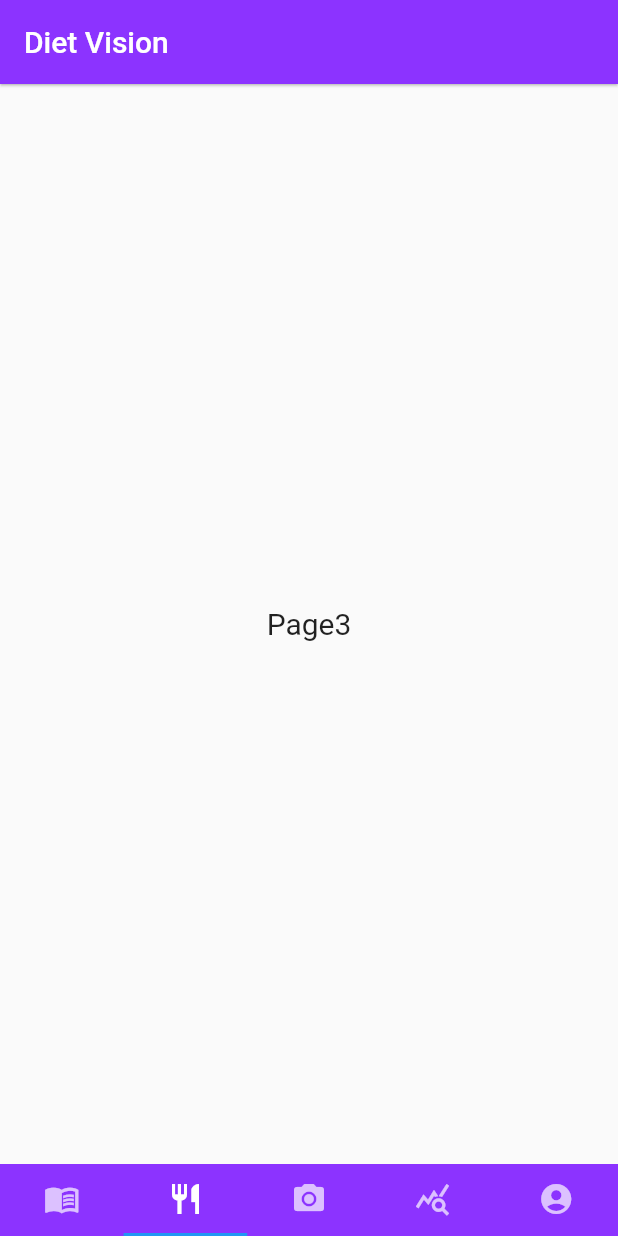
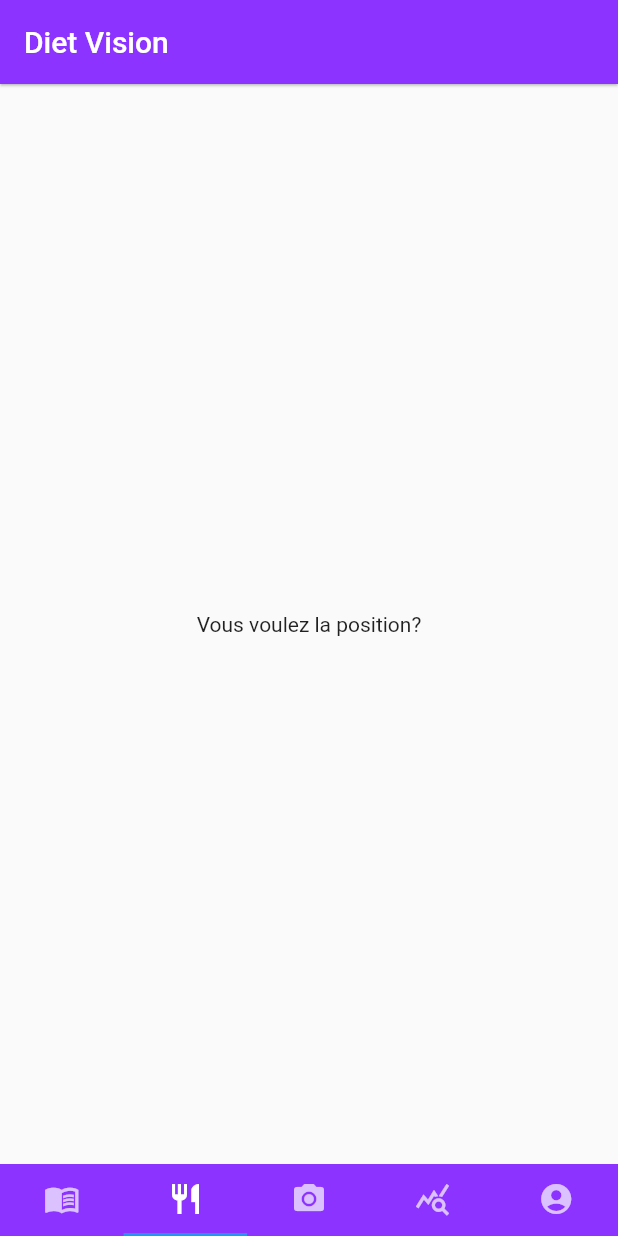
Before and after one commit to leopoldmaillard/diet-vision-flutter, a Flutter app: the screen it shows after launch, on a phone screen of 412 x 824 dp. Run offline on Flutter 3.47's test engine with Material 2 defaults, Android fonts, the phone set to English and light mode, and no system bars; our stand-ins replace camera, geolocator; missing offline and left inert: flutter_point_tab_bar.

Commit message:
#20 obtain the latitude and longitude of the user

```diff
--- a/lib/pages/page3.dart
+++ b/lib/pages/page3.dart
@@ -1,13 +1,72 @@
+import 'dart:developer';
+
 import 'package:flutter/material.dart';
+import 'package:geolocator/geolocator.dart';
 
 class Page3 extends StatelessWidget {
   @override
   Widget build(BuildContext context) {
+    Future<Position> position = getLocation();
+
     return new Center(
-      child: new Text(
-        "Page3",
-        style: new TextStyle(fontSize: 20.0),
-      ),
+      child: Text('Vous voulez la position?'),
+      //position == null ? print('') : Text('position : $position'),
+      // child: new RaisedButton(
+      //   onPressed: () async {
+      //     Position position = await Geolocator.getCurrentPosition(
+      //         desiredAccuracy: LocationAccuracy.high);
+      //     print('I write the position:');
+      //     print(position);
+      //   },
+      // ),
     );
   }
+
+  Future<Position> getLocation() async {
+    Position position = await Geolocator.getCurrentPosition(
+        desiredAccuracy: LocationAccuracy.high);
+    print('I write the position:');
+    print(position);
+    return position;
+  }
+
+  /*void getValuePosition() async {
+    final position = await getLocation();
+  }*/
+
+  /* Future<Position> _determinePosition() async {
+    bool serviceEnabled = false;
+    LocationPermission permission;
+
+    serviceEnabled = await Geolocator.isLocationServiceEnabled();
+    if (!serviceEnabled) {
+      // Location services are not enabled don't continue
+      // accessing the position and request users of the
+      // App to enable the location services.
+      return Future.error('Location services are disabled.');
+    }
+
+    permission = await Geolocator.checkPermission();
+    if (permission == LocationPermission.denied) {
+      permission = await Geolocator.requestPermission();
+      if (permission == LocationPermission.denied) {
+        // Permissions are denied, next time you could try
+        // requesting permissions again (this is also where
+        // Android's shouldShowRequestPermissionRationale
+        // returned true. According to Android guidelines
+        // your App should show an explanatory UI now.
+        return Future.error('Location permissions are denied');
+      }
+    }
+
+    if (permission == LocationPermission.deniedForever) {
+      // Permissions are denied forever, handle appropriately.
+      return Future.error(
+          'Location permissions are permanently denied, we cannot request permissions.');
+    }
+
+    // When we reach here, permissions are granted and we can
+    // continue accessing the position of the device.
+    return await Geolocator.getCurrentPosition();
+  }*/
 }
--- a/pubspec.yaml
+++ b/pubspec.yaml
@@ -23,9 +23,11 @@ environment:
 dependencies:
   flutter:
     sdk: flutter
-  image_picker: ^0.6.7+4
+  image_picker: # ^0.6.7+4
   tflite: ^1.1.1
-  camera: ^0.8.1+3
+  camera: # ^0.8.1+3
+  geolocator: #^7.2.0+1
+
 
 
   # The following adds the Cupertino Icons font to your application.
```
Also changed, not shown: pubspec.lock, 4 other files.
